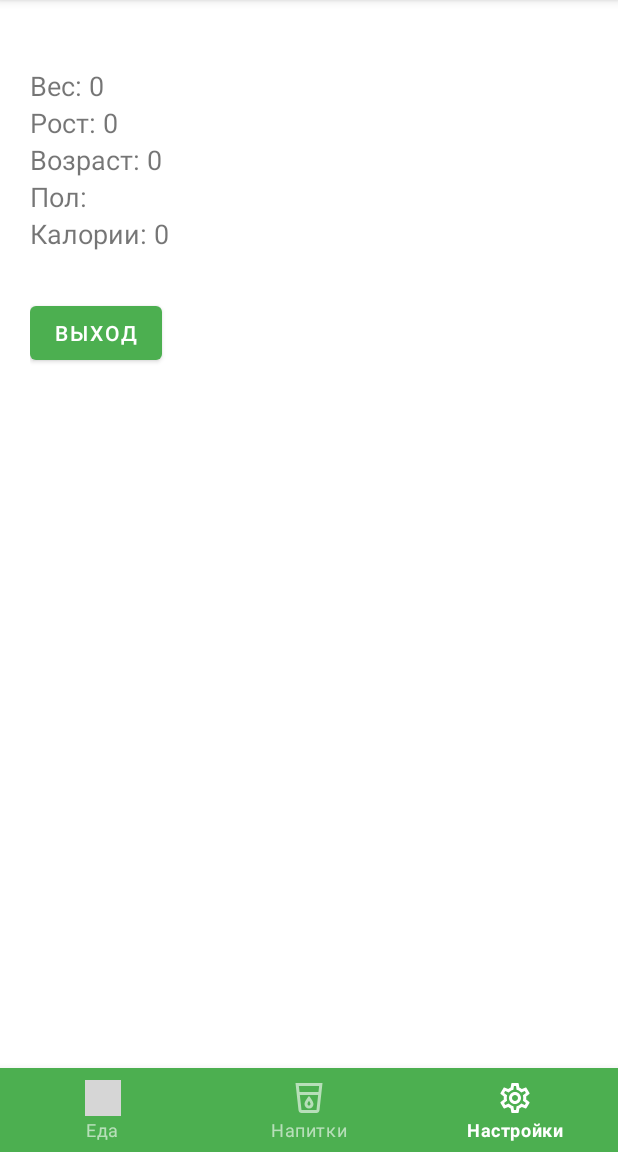
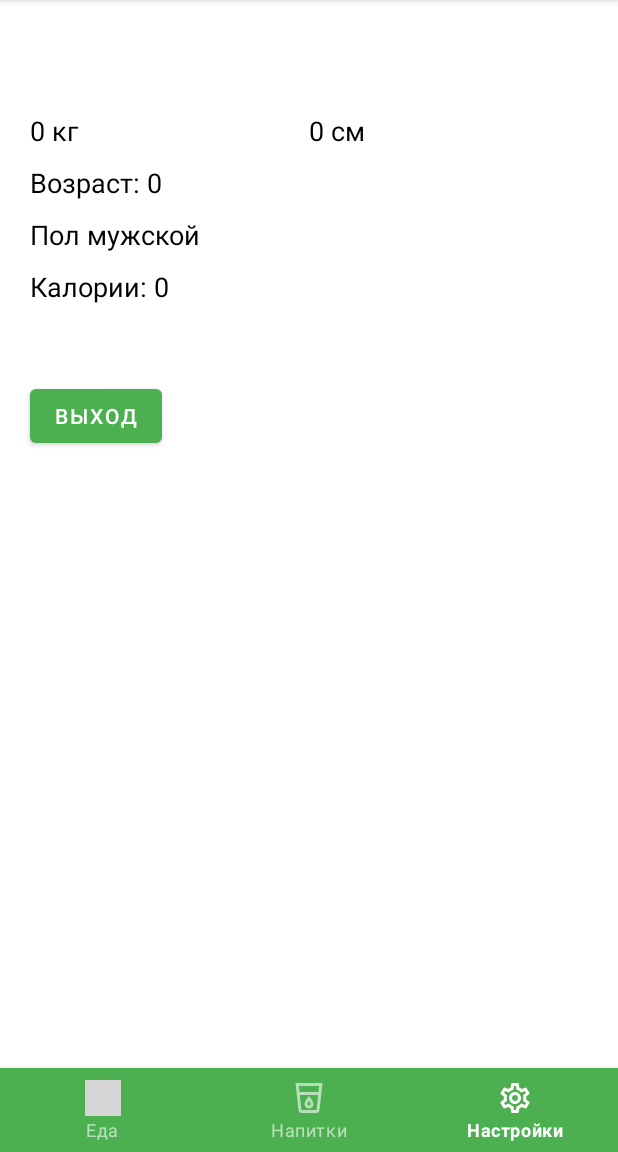
Before and after one commit to pauldub04/KiteApp, an Android app: the FoodFragment screen opened directly, with no data from a screen before it, item 3 of the bottom bar chosen, on a phone screen of 412 x 824 dp, the part 84-1236 px from its top. Run offline under Robolectric (Android 15) with nearby library versions, the light colour scheme and no system bars; network calls fail; grey boxes are pictures that could not be loaded.

Commit message:
design changes

```diff
--- a/app/src/main/java/com/example/foodapp/SettingsFragment.java
+++ b/app/src/main/java/com/example/foodapp/SettingsFragment.java
@@ -40,10 +40,13 @@ public class SettingsFragment extends Fragment {
         TextView cal = rootView.findViewById(R.id.textViewCal);
 
         name.setText(prefs.getString("name", ""));
-        weight.setText("Вес: " + String.valueOf(prefs.getInt("weight", 0)));
-        height.setText("Рост: " + String.valueOf(prefs.getInt("height", 0)));
+        weight.setText(String.valueOf(prefs.getInt("weight", 0)) + " кг");
+        height.setText(String.valueOf(prefs.getInt("height", 0)) + " см");
         age.setText("Возраст: " + String.valueOf(prefs.getInt("age", 0)));
-        sex.setText("Пол: " + prefs.getString("sex", ""));
+        String sexText = "мужской";
+        if (prefs.getString("sex", "").equals("female"))
+            sexText = "женский";
+        sex.setText("Пол " + sexText);
         cal.setText("Калории: " + String.valueOf(prefs.getInt("cal", 0)));
     }
 
--- a/app/src/main/res/layout/fragment_food.xml
+++ b/app/src/main/res/layout/fragment_food.xml
@@ -18,7 +18,6 @@
             android:orientation="horizontal"
             android:gravity="center_horizontal"
             android:layout_marginTop="20dp"
-            android:layout_marginBottom="15dp"
             >
 
             <Button
@@ -56,6 +55,7 @@
             android:text="@string/calories"
             android:textSize="16sp"
             android:textColor="@color/black"
+            android:layout_marginTop="30dp"
             android:layout_marginLeft="10dp"
             android:layout_marginStart="10dp" />
 
@@ -96,8 +96,6 @@
                     style="?android:attr/progressBarStyleHorizontal"
                     android:layout_width="match_parent"
                     android:layout_height="wrap_content"
-
-                    android:layout_marginBottom="10dp"
                     android:layout_marginLeft="10dp"
                     android:layout_marginRight="10dp"
                     />
@@ -122,8 +120,6 @@
                     style="?android:attr/progressBarStyleHorizontal"
                     android:layout_width="match_parent"
                     android:layout_height="wrap_content"
-
-                    android:layout_marginBottom="10dp"
                     android:layout_marginLeft="10dp"
                     android:layout_marginRight="10dp"
                     />
@@ -148,8 +144,6 @@
                     style="?android:attr/progressBarStyleHorizontal"
                     android:layout_width="match_parent"
                     android:layout_height="wrap_content"
-
-                    android:layout_marginBottom="10dp"
                     android:layout_marginLeft="10dp"
                     android:layout_marginRight="10dp"
                     />
--- a/app/src/main/res/layout/fragment_settings.xml
+++ b/app/src/main/res/layout/fragment_settings.xml
@@ -3,55 +3,96 @@
     xmlns:tools="http://schemas.android.com/tools"
     android:orientation="vertical" android:layout_width="match_parent"
     android:layout_height="match_parent"
-    android:padding="20dp">
+    >
 
     <TextView
         android:id="@+id/textViewName"
+        android:layout_width="wrap_content"
+        android:layout_height="wrap_content"
+        android:textSize="25sp"
+        android:textColor="@color/black"
+        android:layout_marginTop="20dp"
+        android:layout_marginLeft="20dp"
+        android:layout_marginStart="20dp"
+        android:text="Имя"
+    />
+
+    <LinearLayout
         android:layout_width="match_parent"
         android:layout_height="wrap_content"
-        android:textSize="18sp"
-        android:text="TextView" />
-
+        android:layout_marginTop="20dp"
+        android:layout_marginLeft="20dp"
+        android:layout_marginStart="20dp"
+        android:layout_marginRight="20dp"
+        android:layout_marginEnd="20dp"
+        android:orientation="horizontal">
         <TextView
             android:id="@+id/textViewWeight"
-        android:layout_width="match_parent"
+            android:layout_width="0dp"
+            android:layout_weight="1"
             android:layout_height="wrap_content"
             android:textSize="18sp"
-        android:text="TextView" />
+            android:textColor="@color/black"
+            android:text="Вес" />
 
         <TextView
             android:id="@+id/textViewHeight"
-        android:layout_width="match_parent"
+            android:layout_width="0dp"
+            android:layout_weight="1"
             android:layout_height="wrap_content"
             android:textSize="18sp"
-        android:text="TextView" />
+            android:textColor="@color/black"
+            android:text="Рост" />
+    </LinearLayout>
+
+
 
     <TextView
         android:id="@+id/textViewAge"
         android:layout_width="match_parent"
         android:layout_height="wrap_content"
         android:textSize="18sp"
-        android:text="TextView" />
+        android:textColor="@color/black"
+        android:layout_marginTop="10dp"
+        android:layout_marginLeft="20dp"
+        android:layout_marginStart="20dp"
+        android:layout_marginRight="20dp"
+        android:layout_marginEnd="20dp"
+        android:text="Возраст" />
 
     <TextView
         android:id="@+id/textViewSex"
         android:layout_width="match_parent"
         android:layout_height="wrap_content"
         android:textSize="18sp"
-        android:text="TextView" />
+        android:textColor="@color/black"
+        android:layout_marginTop="10dp"
+        android:layout_marginLeft="20dp"
+        android:layout_marginStart="20dp"
+        android:layout_marginRight="20dp"
+        android:layout_marginEnd="20dp"
+        android:text="Пол" />
 
     <TextView
         android:id="@+id/textViewCal"
         android:layout_width="match_parent"
         android:layout_height="wrap_content"
         android:textSize="18sp"
-        android:text="TextView" />
+        android:textColor="@color/black"
+        android:layout_marginTop="10dp"
+        android:layout_marginLeft="20dp"
+        android:layout_marginRight="20dp"
+        android:layout_marginEnd="20dp"
+        android:layout_marginStart="20dp"
+        android:text="Калории" />
 
     <Button
         android:id="@+id/buttonLogOut"
         android:layout_width="wrap_content"
         android:layout_height="wrap_content"
-        android:layout_marginTop="30dp"
+        android:layout_marginTop="50dp"
+        android:layout_marginLeft="20dp"
+        android:layout_marginStart="20dp"
         android:text="Выход" />
 
 
```
Lines whose indentation alone changed are shown as unchanged.
